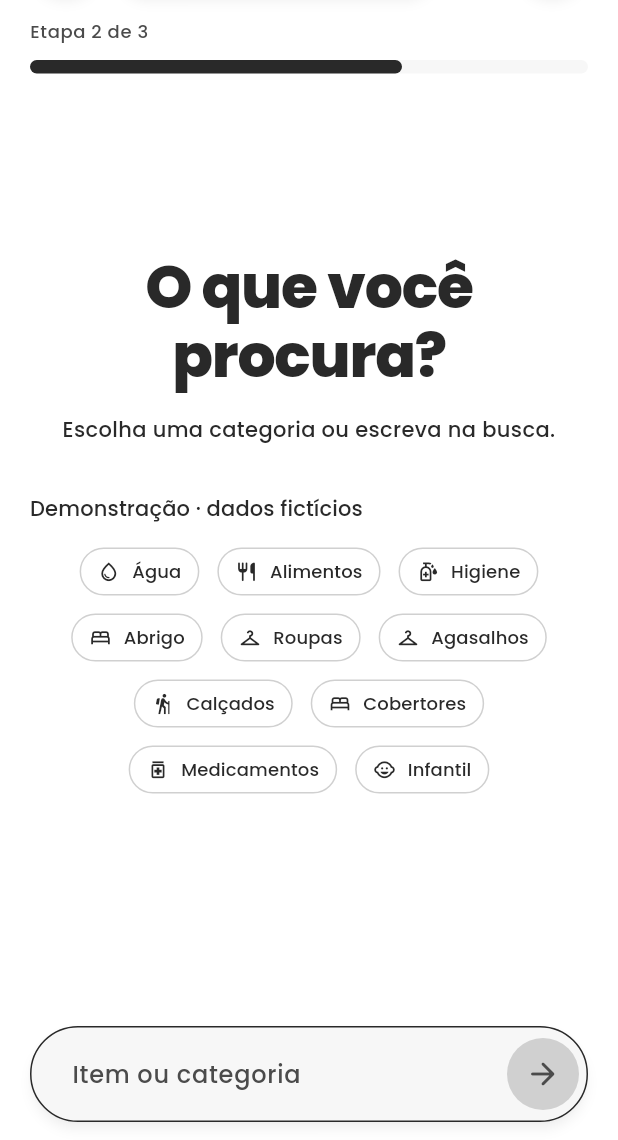
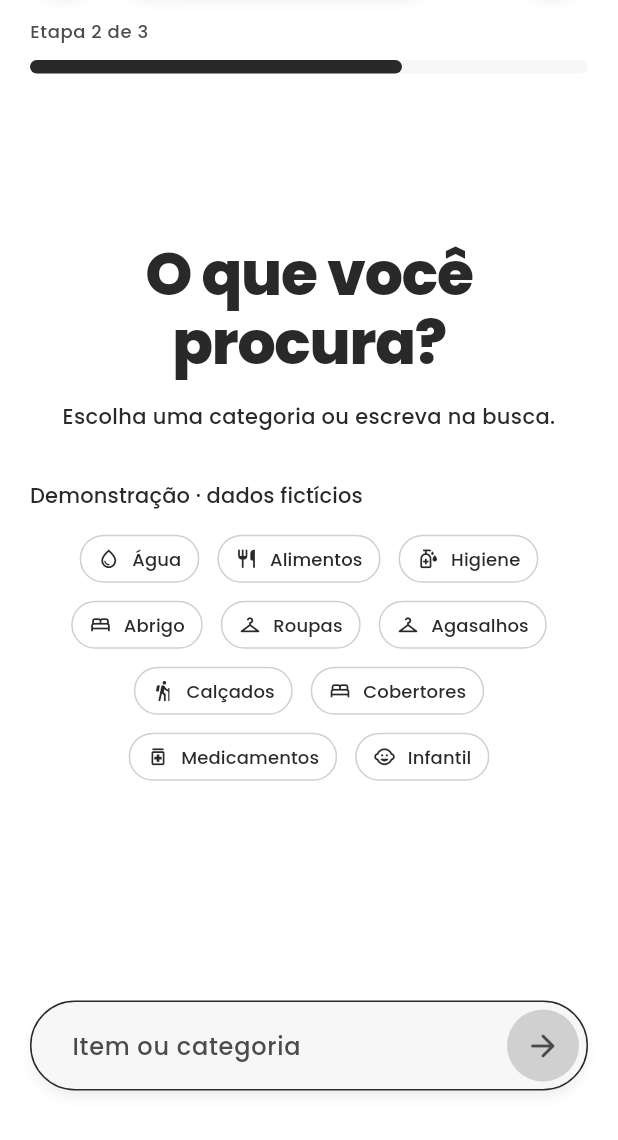
Before and after one commit to jlucasvr/Integrador-II, a Flutter app: the screen it shows after launch, after a tap on "Preciso de ajuda", on a phone screen of 412 x 824 dp, the part 96-1236 px from its top. Run offline on Flutter 3.47's test engine with Material 3 defaults, Android fonts, the phone set to English and light mode, and no system bars; our stand-ins replace flutter_map, geolocator, latlong2; missing offline and left inert: flutter_map_vector_tiles; accounts and stored records are empty.

Commit message:
fix(search): ajustar navegação inferior e centralizar coordenadas

```diff
--- a/lib/ui/search/views/search_page.dart
+++ b/lib/ui/search/views/search_page.dart
@@ -294,10 +294,12 @@ class _SearchPageState extends State<SearchPage> {
             size: 56,
           ),
         if (_step == 3) ...[
-          OutlinedButton.icon(
-            onPressed: () => _go(0),
-            icon: const Icon(Icons.route_outlined),
-            label: const Text('Voltar ao passo a passo'),
+          Center(
+            child: OutlinedButton.icon(
+              onPressed: () => _go(0),
+              icon: const Icon(Icons.restart_alt_rounded),
+              label: const Text('Voltar ao passo a passo'),
+            ),
           ),
           if (_lastQuery?.availableOnly == true &&
               _intent == SearchIntent.help) ...[
--- a/lib/ui/search/widgets/search_dock.dart
+++ b/lib/ui/search/widgets/search_dock.dart
@@ -50,9 +50,17 @@ class SearchDock extends StatelessWidget {
 
     return Padding(
       padding: EdgeInsets.only(bottom: MediaQuery.viewInsetsOf(context).bottom),
-      child: NavigationSurface(
+      child: Stack(
+        clipBehavior: Clip.none,
+        children: [
+          Positioned.fill(
+            top: locate != null ? 60 : 0,
+            child: const NavigationSurface(
               bottom: true,
-        child: SafeArea(
+              child: SizedBox.expand(),
+            ),
+          ),
+          SafeArea(
             top: false,
             child: Align(
               heightFactor: 1,
@@ -77,7 +85,9 @@ class SearchDock extends StatelessWidget {
                             children: [
                               if (locate != null) const SizedBox(height: 48),
                               SizedBox(
-                              height: locate != null ? AppTopBar.actionGap : 4,
+                                height: locate != null
+                                    ? AppTopBar.actionGap
+                                    : 4,
                               ),
                               if (location.error != null)
                                 Padding(
@@ -102,9 +112,11 @@ class SearchDock extends StatelessWidget {
                                   child: TextFormField(
                                     key: const ValueKey('search-term'),
                                     controller: controller,
+                                    textAlignVertical: TextAlignVertical.center,
                                     onChanged: onChanged,
                                     textInputAction:
-                                      actionIcon == Icons.arrow_forward_rounded
+                                        actionIcon ==
+                                            Icons.arrow_forward_rounded
                                         ? TextInputAction.next
                                         : TextInputAction.search,
                                     maxLength: 100,
@@ -134,40 +146,49 @@ class SearchDock extends StatelessWidget {
                                           width: 2,
                                         ),
                                       ),
-                                    contentPadding: const EdgeInsets.symmetric(
+                                      contentPadding:
+                                          const EdgeInsets.symmetric(
                                             horizontal: 24,
-                                      vertical: 20,
+                                            vertical: 18,
                                           ),
                                       counterText: '',
-                                    suffixIconConstraints: const BoxConstraints(
+                                      suffixIconConstraints:
+                                          const BoxConstraints(
                                             minWidth: 60,
                                             minHeight: 60,
                                           ),
                                       suffixIcon: Padding(
                                         padding: const EdgeInsets.all(6),
+                                        child: Center(
+                                          widthFactor: 1,
+                                          heightFactor: 1,
                                           child: ActionGlow(
                                             active:
                                                 highlightAction &&
                                                 actionEnabled &&
                                                 !location.busy,
                                             child: IconButton.filled(
-                                          key: const ValueKey('search-submit'),
+                                              key: const ValueKey(
+                                                'search-submit',
+                                              ),
                                               tooltip: actionLabel,
                                               onPressed:
-                                              location.busy || !actionEnabled
+                                                  location.busy ||
+                                                      !actionEnabled
                                                   ? null
                                                   : onSearch,
                                               style:
                                                   IconButton.styleFrom(
-                                                foregroundColor: Colors.white,
-                                                backgroundColor: colors.primary,
+                                                    foregroundColor:
+                                                        Colors.white,
+                                                    backgroundColor:
+                                                        colors.primary,
                                                     disabledForegroundColor:
                                                         colors.onSurfaceVariant,
                                                     disabledBackgroundColor:
                                                         colors.outline,
-                                                minimumSize: const Size.square(
-                                                  48,
-                                                ),
+                                                    minimumSize:
+                                                        const Size.square(48),
                                                     shape: const CircleBorder(
                                                       side: BorderSide.none,
                                                     ),
@@ -178,6 +199,7 @@ class SearchDock extends StatelessWidget {
                                                         ),
                                                   ),
                                               icon: Icon(actionIcon),
+                                            ),
                                           ),
                                         ),
                                       ),
@@ -194,6 +216,20 @@ class SearchDock extends StatelessWidget {
                                   ),
                                 ),
                               ),
+                              const SizedBox(height: 6),
+                              Visibility(
+                                visible: coordinates != null,
+                                maintainSize: true,
+                                maintainAnimation: true,
+                                maintainState: true,
+                                child: Text(
+                                  '${coordinates?.latitude.toStringAsFixed(6) ?? '-00.000000'}, ${coordinates?.longitude.toStringAsFixed(6) ?? '-00.000000'}',
+                                  key: const ValueKey('search-coordinates'),
+                                  textAlign: TextAlign.center,
+                                  style: Theme.of(context).textTheme.bodySmall!
+                                      .copyWith(fontSize: 11, height: 1.4),
+                                ),
+                              ),
                             ],
                           ),
                           if (locate != null)
@@ -206,22 +242,6 @@ class SearchDock extends StatelessWidget {
                                 child: Stack(
                                   clipBehavior: Clip.none,
                                   children: [
-                                  if (coordinates != null)
-                                    Positioned(
-                                      left: 60,
-                                      right: 0,
-                                      bottom: 0,
-                                      child: Text(
-                                        '${coordinates.latitude.toStringAsFixed(6)}, ${coordinates.longitude.toStringAsFixed(6)}',
-                                        key: const ValueKey(
-                                          'search-coordinates',
-                                        ),
-                                        textAlign: TextAlign.right,
-                                        style: Theme.of(
-                                          context,
-                                        ).textTheme.bodySmall,
-                                      ),
-                                    ),
                                     Positioned(
                                       key: const ValueKey('location-anchor'),
                                       left: 0,
@@ -250,6 +270,7 @@ class SearchDock extends StatelessWidget {
               ),
             ),
           ),
+        ],
       ),
     );
   }
```
Also changed, not shown: 2 other files. Lines whose indentation alone changed are shown as unchanged.
